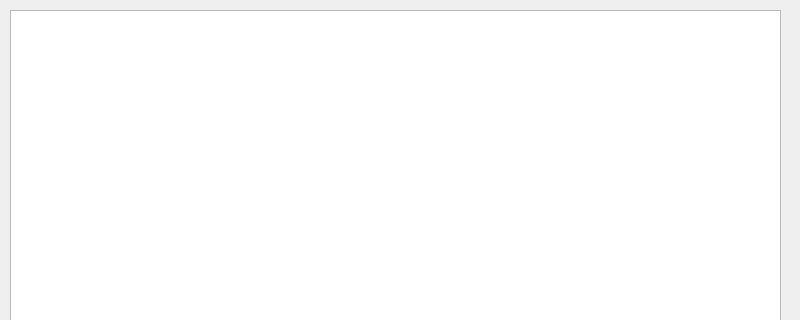
Qt form SnakeGame/snakegame.ui (widekobe2248/snakegameQt) before a commit; both pictures show x 0 to 800 and y 0 to 320 of the 800 by 600 pixel window.
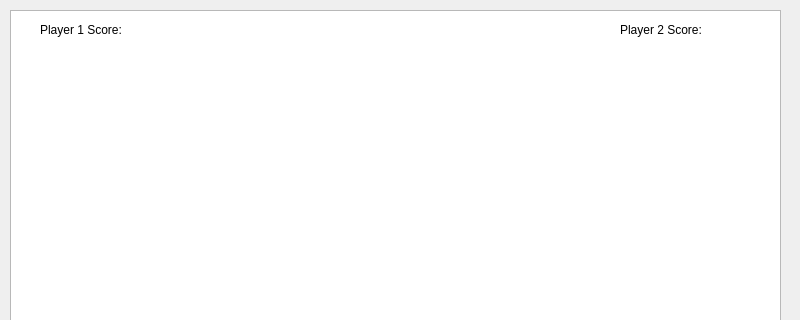
The same form after that commit.

```diff
--- a/SnakeGame/snakegame.ui
+++ b/SnakeGame/snakegame.ui
@@ -24,6 +24,32 @@
      </rect>
     </property>
    </widget>
+   <widget class="QLabel" name="label">
+    <property name="geometry">
+     <rect>
+      <x>40</x>
+      <y>20</y>
+      <width>121</width>
+      <height>20</height>
+     </rect>
+    </property>
+    <property name="text">
+     <string>Player 1 Score: </string>
+    </property>
+   </widget>
+   <widget class="QLabel" name="label_2">
+    <property name="geometry">
+     <rect>
+      <x>620</x>
+      <y>20</y>
+      <width>111</width>
+      <height>20</height>
+     </rect>
+    </property>
+    <property name="text">
+     <string>Player 2 Score: </string>
+    </property>
+   </widget>
   </widget>
   <widget class="QMenuBar" name="menubar">
    <property name="geometry">
```
